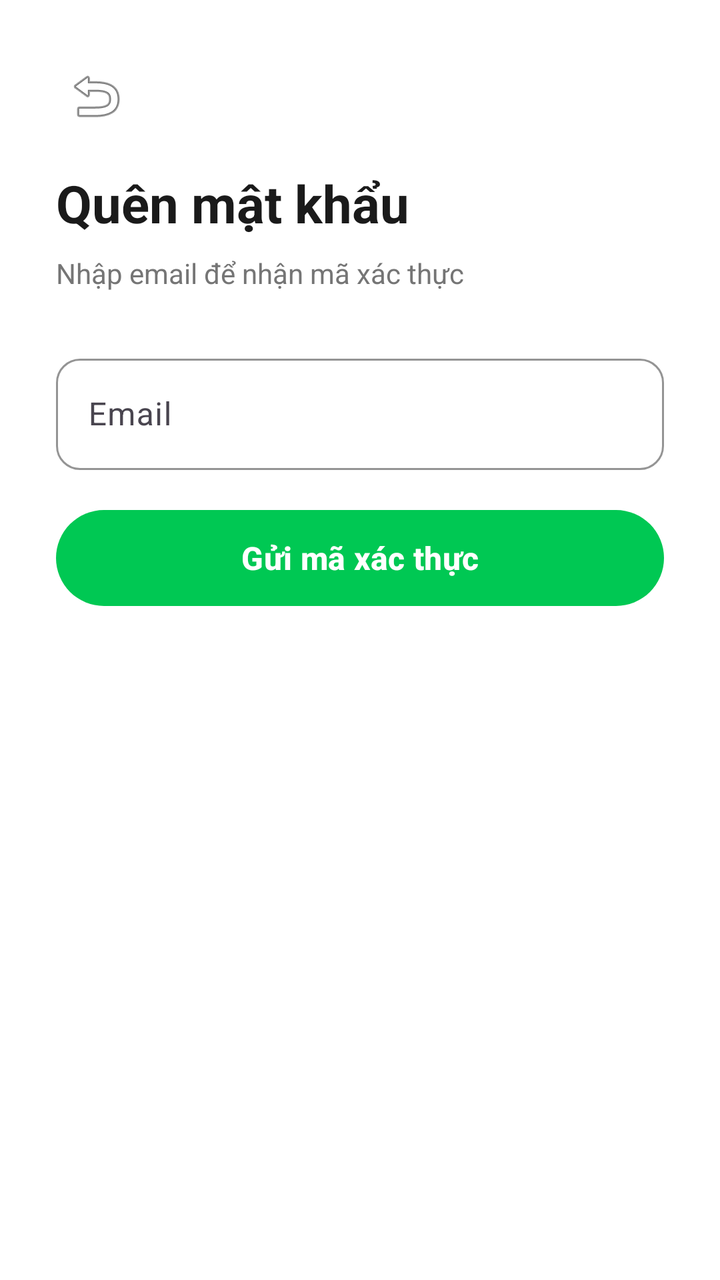
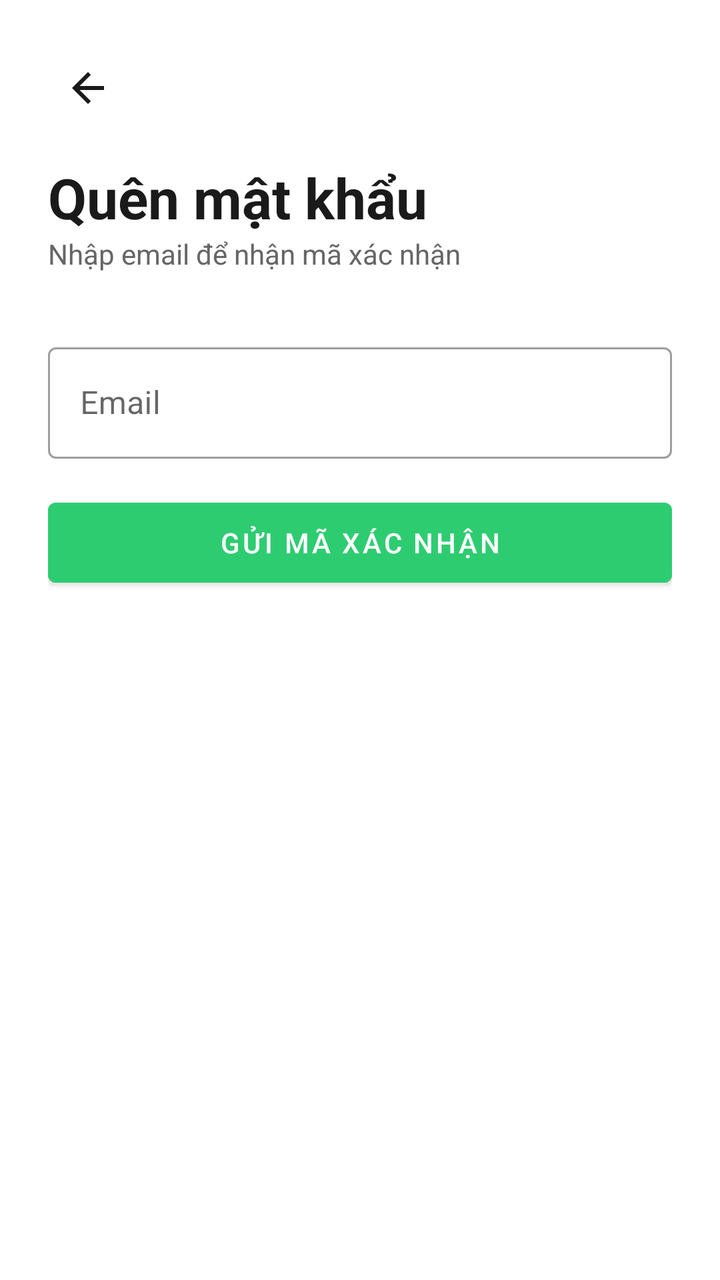

An Android layout rendered at two revisions. The XML below is the earlier revision; the diff shows what the commit changed to produce the second picture.
<!-- AndroidManifest.xml: application theme Theme.AutoDeliveryApp -->
<!-- res/layout/activity_forgot_password.xml -->
<?xml version="1.0" encoding="utf-8"?>
<LinearLayout xmlns:android="http://schemas.android.com/apk/res/android"
    android:layout_width="match_parent"
    android:layout_height="match_parent"
    android:orientation="vertical"
    android:padding="28dp"
    android:background="@color/white">

    
    <ImageButton
        android:id="@+id/btnBack"
        android:layout_width="40dp"
        android:layout_height="40dp"
        android:background="?attr/selectableItemBackgroundBorderless"
        android:src="@android:drawable/ic_menu_revert"
        android:layout_marginBottom="16dp" />

    <TextView
        android:layout_width="wrap_content"
        android:layout_height="wrap_content"
        android:text="Quên mật khẩu"
        android:textSize="26sp"
        android:textStyle="bold"
        android:textColor="@color/text_primary"
        android:layout_marginBottom="8dp" />

    <TextView
        android:layout_width="wrap_content"
        android:layout_height="wrap_content"
        android:text="Nhập email để nhận mã xác thực"
        android:textColor="@color/text_secondary"
        android:layout_marginBottom="28dp" />

    
    <LinearLayout
        android:id="@+id/stepEmail"
        android:layout_width="match_parent"
        android:layout_height="wrap_content"
        android:orientation="vertical">

        <com.google.android.material.textfield.TextInputLayout
            style="@style/InputField"
            android:layout_width="match_parent"
            android:layout_height="wrap_content"
            android:hint="Email"
            android:layout_marginBottom="16dp">
            <com.google.android.material.textfield.TextInputEditText
                android:id="@+id/etEmail"
                android:layout_width="match_parent"
                android:layout_height="wrap_content"
                android:inputType="textEmailAddress" />
        </com.google.android.material.textfield.TextInputLayout>

        <com.google.android.material.button.MaterialButton
            android:id="@+id/btnSendCode"
            style="@style/PrimaryButton"
            android:layout_width="match_parent"
            android:layout_height="56dp"
            android:text="Gửi mã xác thực" />
    </LinearLayout>

    
    <LinearLayout
        android:id="@+id/stepCode"
        android:layout_width="match_parent"
        android:layout_height="wrap_content"
        android:orientation="vertical"
        android:visibility="gone">

        <com.google.android.material.textfield.TextInputLayout
            style="@style/InputField"
            android:layout_width="match_parent"
            android:layout_height="wrap_content"
            android:hint="Nhập mã xác thực"
            android:layout_marginBottom="16dp">
            <com.google.android.material.textfield.TextInputEditText
                android:id="@+id/etCode"
                android:layout_width="match_parent"
                android:layout_height="wrap_content"
                android:inputType="numberDecimal" />
        </com.google.android.material.textfield.TextInputLayout>

        <com.google.android.material.button.MaterialButton
            android:id="@+id/btnVerifyCode"
            style="@style/PrimaryButton"
            android:layout_width="match_parent"
            android:layout_height="56dp"
            android:text="Xác nhận mã" />
    </LinearLayout>

    
    <LinearLayout
        android:id="@+id/stepNewPassword"
        android:layout_width="match_parent"
        android:layout_height="wrap_content"
        android:orientation="vertical"
        android:visibility="gone">

        <com.google.android.material.textfield.TextInputLayout
            style="@style/InputField"
            android:layout_width="match_parent"
            android:layout_height="wrap_content"
            android:hint="Mật khẩu mới"
            android:layout_marginBottom="16dp"
            xmlns:app="http://schemas.android.com/apk/res-auto"
            app:passwordToggleEnabled="true">
            <com.google.android.material.textfield.TextInputEditText
                android:id="@+id/etNewPassword"
                android:layout_width="match_parent"
                android:layout_height="wrap_content"
                android:inputType="textPassword" />
        </com.google.android.material.textfield.TextInputLayout>

        <com.google.android.material.button.MaterialButton
            android:id="@+id/btnResetPassword"
            style="@style/PrimaryButton"
            android:layout_width="match_parent"
            android:layout_height="56dp"
            android:text="Đổi mật khẩu" />
    </LinearLayout>

</LinearLayout>
<!-- resources referenced by this layout -->
<resources>
  <color name="text_primary">#1A1A1A</color>
  <color name="text_secondary">#757575</color>
  <color name="white">#FFFFFFFF</color>
  <style name="InputField" parent="Widget.Material3.TextInputLayout.OutlinedBox">
          <item name="boxStrokeColor">@color/border_color</item>
          <item name="boxCornerRadiusTopStart">12dp</item>
          <item name="boxCornerRadiusTopEnd">12dp</item>
          <item name="boxCornerRadiusBottomStart">12dp</item>
          <item name="boxCornerRadiusBottomEnd">12dp</item>
          <item name="hintTextColor">@color/text_secondary</item>
      </style>
  <style name="PrimaryButton" parent="Widget.Material3.Button">
          <item name="backgroundTint">@color/green_primary</item>
          <item name="android:textColor">@color/white</item>
          <item name="android:textSize">16sp</item>
          <item name="android:textStyle">bold</item>
      </style>
  <style name="Theme.AutoDeliveryApp" parent="Base.Theme.AutoDeliveryApp" />
  <color name="border_color">#E0E0E0</color>
  <color name="green_primary">#00C853</color>
  <style name="Base.Theme.AutoDeliveryApp" parent="Theme.Material3.DayNight.NoActionBar">
          
          <item name="colorPrimary">@color/green_primary</item>
          <item name="colorOnPrimary">@color/white</item>
          <item name="android:windowBackground">@color/background</item>
          <item name="colorPrimaryContainer">@color/green_light</item>
          <item name="colorOnPrimaryContainer">@color/green_dark</item>
      </style>
  <color name="background">#F5F5F5</color>
  <color name="green_light">#E8F5E9</color>
  <color name="green_dark">#00952C</color>
</resources>

<!-- the commit's change to res/layout/activity_forgot_password.xml (unified diff, before → after) -->
@@ -1,122 +1,149 @@
 <?xml version="1.0" encoding="utf-8"?>
-<LinearLayout xmlns:android="http://schemas.android.com/apk/res/android"
+<ScrollView xmlns:android="http://schemas.android.com/apk/res/android"
+    xmlns:app="http://schemas.android.com/apk/res-auto"
     android:layout_width="match_parent"
     android:layout_height="match_parent"
-    android:orientation="vertical"
-    android:padding="28dp"
-    android:background="@color/white">
+    android:background="@color/white"
+    android:fillViewport="true">
 
-    
-    <ImageButton
-        android:id="@+id/btnBack"
-        android:layout_width="40dp"
-        android:layout_height="40dp"
-        android:background="?attr/selectableItemBackgroundBorderless"
-        android:src="@android:drawable/ic_menu_revert"
-        android:layout_marginBottom="16dp" />
-
-    <TextView
-        android:layout_width="wrap_content"
-        android:layout_height="wrap_content"
-        android:text="Quên mật khẩu"
-        android:textSize="26sp"
-        android:textStyle="bold"
-        android:textColor="@color/text_primary"
-        android:layout_marginBottom="8dp" />
-
-    <TextView
-        android:layout_width="wrap_content"
-        android:layout_height="wrap_content"
-        android:text="Nhập email để nhận mã xác thực"
-        android:textColor="@color/text_secondary"
-        android:layout_marginBottom="28dp" />
-
-    
     <LinearLayout
-        android:id="@+id/stepEmail"
-        android:layout_width="match_parent"
-        android:layout_height="wrap_content"
-        android:orientation="vertical">
-
-        <com.google.android.material.textfield.TextInputLayout
-            style="@style/InputField"
-            android:layout_width="match_parent"
-            android:layout_height="wrap_content"
-            android:hint="Email"
-            android:layout_marginBottom="16dp">
-            <com.google.android.material.textfield.TextInputEditText
-                android:id="@+id/etEmail"
-                android:layout_width="match_parent"
-                android:layout_height="wrap_content"
-                android:inputType="textEmailAddress" />
-        </com.google.android.material.textfield.TextInputLayout>
-
-        <com.google.android.material.button.MaterialButton
-            android:id="@+id/btnSendCode"
-            style="@style/PrimaryButton"
-            android:layout_width="match_parent"
-            android:layout_height="56dp"
-            android:text="Gửi mã xác thực" />
-    </LinearLayout>
-
-    
-    <LinearLayout
-        android:id="@+id/stepCode"
         android:layout_width="match_parent"
         android:layout_height="wrap_content"
         android:orientation="vertical"
-        android:visibility="gone">
+        android:padding="24dp">
 
-        <com.google.android.material.textfield.TextInputLayout
-            style="@style/InputField"
+        <ImageView
+            android:id="@+id/btnBack"
+            android:layout_width="40dp"
+            android:layout_height="40dp"
+            android:src="@drawable/ic_back"
+            android:padding="8dp"
+            android:layout_marginBottom="16dp"/>
+
+        <TextView
+            android:layout_width="wrap_content"
+            android:layout_height="wrap_content"
+            android:text="Quên mật khẩu"
+            android:textSize="28sp"
+            android:textStyle="bold"
+            android:textColor="@color/text_primary"/>
+
+        <TextView
+            android:layout_width="wrap_content"
+            android:layout_height="wrap_content"
+            android:text="Nhập email để nhận mã xác nhận"
+            android:textSize="14sp"
+            android:textColor="@color/text_secondary"
+            android:layout_marginBottom="32dp"/>
+
+        
+        <LinearLayout
+            android:id="@+id/layoutStep1"
             android:layout_width="match_parent"
             android:layout_height="wrap_content"
-            android:hint="Nhập mã xác thực"
-            android:layout_marginBottom="16dp">
-            <com.google.android.material.textfield.TextInputEditText
-                android:id="@+id/etCode"
+            android:orientation="vertical">
+
+            <com.google.android.material.textfield.TextInputLayout
                 android:layout_width="match_parent"
                 android:layout_height="wrap_content"
-                android:inputType="numberDecimal" />
-        </com.google.android.material.textfield.TextInputLayout>
+                android:hint="Email"
+                style="@style/Widget.MaterialComponents.TextInputLayout.OutlinedBox"
+                android:layout_marginBottom="16dp">
+                <com.google.android.material.textfield.TextInputEditText
+                    android:id="@+id/etEmail"
+                    android:layout_width="match_parent"
+                    android:layout_height="wrap_content"
+                    android:inputType="textEmailAddress"/>
+            </com.google.android.material.textfield.TextInputLayout>
 
-        <com.google.android.material.button.MaterialButton
-            android:id="@+id/btnVerifyCode"
-            style="@style/PrimaryButton"
-            android:layout_width="match_parent"
-            android:layout_height="56dp"
-            android:text="Xác nhận mã" />
-    </LinearLayout>
+            <Button
+                android:id="@+id/btnSendCode"
+                android:layout_width="match_parent"
+                android:layout_height="52dp"
+                android:text="Gửi mã xác nhận"
+                android:backgroundTint="@color/primary_green"/>
+        </LinearLayout>
 
-    
-    <LinearLayout
-        android:id="@+id/stepNewPassword"
-        android:layout_width="match_parent"
-        android:layout_height="wrap_content"
-        android:orientation="vertical"
-        android:visibility="gone">
-
-        <com.google.android.material.textfield.TextInputLayout
-            style="@style/InputField"
+        
+        <LinearLayout
+            android:id="@+id/layoutStep2"
             android:layout_width="match_parent"
             android:layout_height="wrap_content"
-            android:hint="Mật khẩu mới"
-            android:layout_marginBottom="16dp"
-            xmlns:app="http://schemas.android.com/apk/res-auto"
-            app:passwordToggleEnabled="true">
-            <com.google.android.material.textfield.TextInputEditText
-                android:id="@+id/etNewPassword"
+            android:orientation="vertical"
+            android:visibility="gone">
+
+            <TextView
+                android:layout_width="wrap_content"
+                android:layout_height="wrap_content"
+                android:text="Nhập mã 6 số đã gửi đến email của bạn"
+                android:textColor="@color/text_secondary"
+                android:layout_marginBottom="12dp"/>
+
+            <com.google.android.material.textfield.TextInputLayout
                 android:layout_width="match_parent"
                 android:layout_height="wrap_content"
-                android:inputType="textPassword" />
-        </com.google.android.material.textfield.TextInputLayout>
+                android:hint="Mã xác nhận"
+                style="@style/Widget.MaterialComponents.TextInputLayout.OutlinedBox"
+                android:layout_marginBottom="16dp">
+                <com.google.android.material.textfield.TextInputEditText
+                    android:id="@+id/etCode"
+                    android:layout_width="match_parent"
+                    android:layout_height="wrap_content"
+                    android:inputType="number"
+                    android:maxLength="6"/>
+            </com.google.android.material.textfield.TextInputLayout>
 
-        <com.google.android.material.button.MaterialButton
-            android:id="@+id/btnResetPassword"
-            style="@style/PrimaryButton"
+            <Button
+                android:id="@+id/btnVerifyCode"
+                android:layout_width="match_parent"
+                android:layout_height="52dp"
+                android:text="Xác nhận mã"
+                android:backgroundTint="@color/primary_green"/>
+        </LinearLayout>
+
+        
+        <LinearLayout
+            android:id="@+id/layoutStep3"
             android:layout_width="match_parent"
-            android:layout_height="56dp"
-            android:text="Đổi mật khẩu" />
+            android:layout_height="wrap_content"
+            android:orientation="vertical"
+            android:visibility="gone">
+
+            <com.google.android.material.textfield.TextInputLayout
+                android:layout_width="match_parent"
+                android:layout_height="wrap_content"
+                android:hint="Mật khẩu mới"
+                style="@style/Widget.MaterialComponents.TextInputLayout.OutlinedBox"
+                app:endIconMode="password_toggle"
+                android:layout_marginBottom="12dp">
+                <com.google.android.material.textfield.TextInputEditText
+                    android:id="@+id/etNewPassword"
+                    android:layout_width="match_parent"
+                    android:layout_height="wrap_content"
+                    android:inputType="textPassword"/>
+            </com.google.android.material.textfield.TextInputLayout>
+
+            <com.google.android.material.textfield.TextInputLayout
+                android:layout_width="match_parent"
+                android:layout_height="wrap_content"
+                android:hint="Xác nhận mật khẩu mới"
+                style="@style/Widget.MaterialComponents.TextInputLayout.OutlinedBox"
+                app:endIconMode="password_toggle"
+                android:layout_marginBottom="16dp">
+                <com.google.android.material.textfield.TextInputEditText
+                    android:id="@+id/etConfirmPassword"
+                    android:layout_width="match_parent"
+                    android:layout_height="wrap_content"
+                    android:inputType="textPassword"/>
+            </com.google.android.material.textfield.TextInputLayout>
+
+            <Button
+                android:id="@+id/btnResetPassword"
+                android:layout_width="match_parent"
+                android:layout_height="52dp"
+                android:text="Đổi mật khẩu"
+                android:backgroundTint="@color/primary_green"/>
+        </LinearLayout>
+
     </LinearLayout>
-
-</LinearLayout>
+</ScrollView>
<!-- resource entries referenced after the edit -->
@@ -1,35 +1,24 @@
 <!-- resources referenced by this layout -->
 <resources>
+  <color name="primary_green">#2ECC71</color>
   <color name="text_primary">#1A1A1A</color>
-  <color name="text_secondary">#757575</color>
-  <color name="white">#FFFFFFFF</color>
-  <style name="InputField" parent="Widget.Material3.TextInputLayout.OutlinedBox">
-          <item name="boxStrokeColor">@color/border_color</item>
-          <item name="boxCornerRadiusTopStart">12dp</item>
-          <item name="boxCornerRadiusTopEnd">12dp</item>
-          <item name="boxCornerRadiusBottomStart">12dp</item>
-          <item name="boxCornerRadiusBottomEnd">12dp</item>
-          <item name="hintTextColor">@color/text_secondary</item>
+  <color name="text_secondary">#666666</color>
+  <color name="white">#FFFFFF</color>
+  <!-- drawable ic_back (drawable) -->
+  <vector xmlns:android="http://schemas.android.com/apk/res/android"
+      android:width="24dp" android:height="24dp"
+      android:viewportWidth="24" android:viewportHeight="24">
+      <path android:fillColor="#1A1A1A"
+          android:pathData="M20,11H7.83l5.59,-5.59L12,4l-8,8 8,8 1.41,-1.41L7.83,13H20v-2z"/>
+  </vector>
+  <style name="Theme.AutoDeliveryApp" parent="Theme.MaterialComponents.Light.NoActionBar">
+          <item name="colorPrimary">@color/primary_green</item>
+          <item name="colorPrimaryDark">@color/primary_green_dark</item>
+          <item name="colorAccent">@color/accent_blue</item>
+          <item name="android:windowBackground">@color/background_light</item>
       </style>
-  <style name="PrimaryButton" parent="Widget.Material3.Button">
-          <item name="backgroundTint">@color/green_primary</item>
-          <item name="android:textColor">@color/white</item>
-          <item name="android:textSize">16sp</item>
-          <item name="android:textStyle">bold</item>
-      </style>
-  <style name="Theme.AutoDeliveryApp" parent="Base.Theme.AutoDeliveryApp" />
-  <color name="border_color">#E0E0E0</color>
-  <color name="green_primary">#00C853</color>
-  <style name="Base.Theme.AutoDeliveryApp" parent="Theme.Material3.DayNight.NoActionBar">
-          
-          <item name="colorPrimary">@color/green_primary</item>
-          <item name="colorOnPrimary">@color/white</item>
-          <item name="android:windowBackground">@color/background</item>
-          <item name="colorPrimaryContainer">@color/green_light</item>
-          <item name="colorOnPrimaryContainer">@color/green_dark</item>
-      </style>
-  <color name="background">#F5F5F5</color>
-  <color name="green_light">#E8F5E9</color>
-  <color name="green_dark">#00952C</color>
+  <color name="primary_green_dark">#27AE60</color>
+  <color name="accent_blue">#3498DB</color>
+  <color name="background_light">#F5F5F5</color>
 </resources>
 
